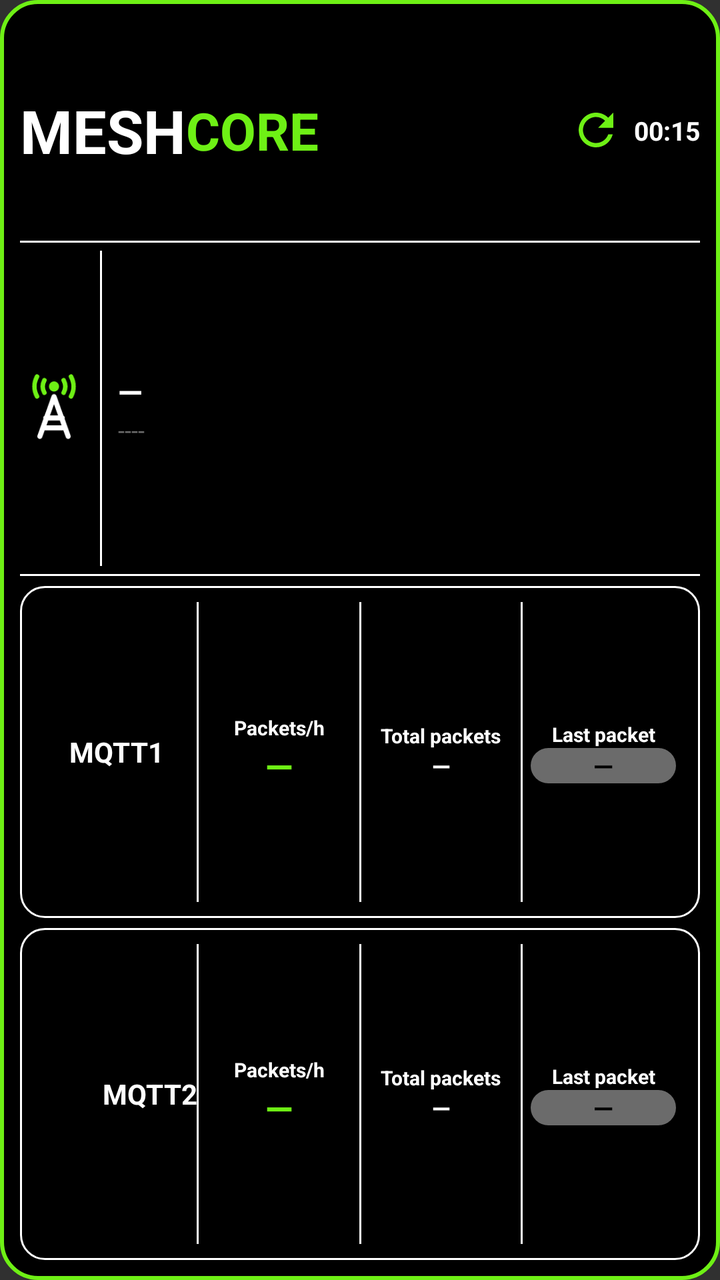
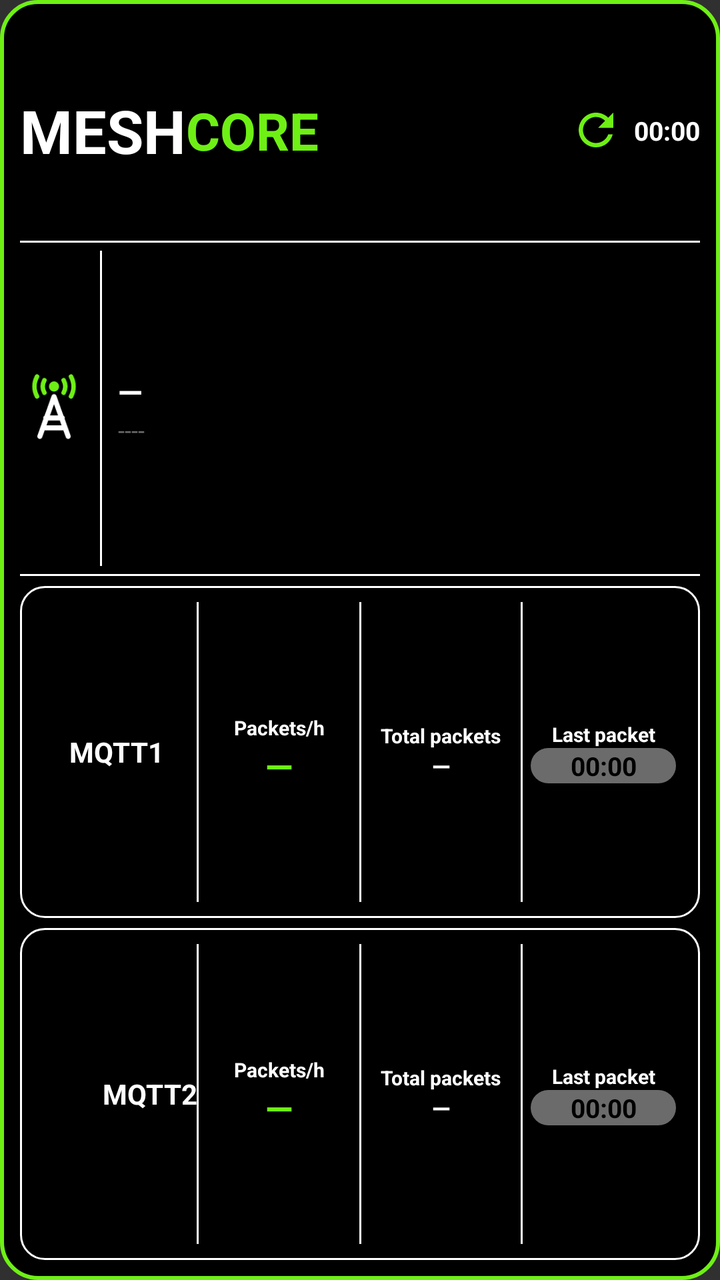

Before-and-after screenshots of an Android layout around one commit, followed by the original layout XML and the change that was made.
<!-- AndroidManifest.xml: application theme android:Theme.Material.NoActionBar -->
<!-- res/layout/widget_observer.xml -->
<?xml version="1.0" encoding="utf-8"?>
<LinearLayout xmlns:android="http://schemas.android.com/apk/res/android"
    android:id="@+id/widget_root"
    android:layout_width="match_parent"
    android:layout_height="match_parent"
    android:orientation="vertical"
    android:padding="10dp"
    android:background="@drawable/widget_bg">

    
    <LinearLayout
        android:layout_width="match_parent"
        android:layout_height="0dp"
        android:layout_weight="2"
        android:orientation="horizontal"
        android:gravity="center_vertical">
        <TextView android:layout_width="wrap_content" android:layout_height="wrap_content"
            android:text="MESH" android:textColor="#FFFFFF" android:textStyle="bold" android:textSize="30sp" android:maxLines="1"/>
        <TextView android:layout_width="wrap_content" android:layout_height="wrap_content"
            android:text="CORE" android:textColor="#6EF015" android:textStyle="bold" android:textSize="26sp" android:maxLines="1"/>
        <FrameLayout android:layout_width="0dp" android:layout_height="1dp" android:layout_weight="1"/>
        <ImageView android:id="@+id/refresh_icon" android:layout_width="26dp" android:layout_height="26dp"
            android:src="@drawable/ic_refresh" android:contentDescription="@null"/>
        <ProgressBar android:id="@+id/refresh_spinner" style="?android:attr/progressBarStyleSmall"
            android:layout_width="26dp" android:layout_height="26dp" android:indeterminate="true"
            android:indeterminateTint="#FFFF9500" android:visibility="gone"/>
        <TextView android:id="@+id/interval_text" android:layout_width="wrap_content" android:layout_height="wrap_content"
            android:layout_marginStart="6dp" android:text="00:15" android:textColor="#FFFFFF" android:textStyle="bold" android:textSize="13sp" android:maxLines="1"/>
    </LinearLayout>

    <FrameLayout android:layout_width="match_parent" android:layout_height="1dp" android:background="#FFFFFF"/>

    
    <LinearLayout
        android:layout_width="match_parent"
        android:layout_height="0dp"
        android:layout_weight="3"
        android:orientation="horizontal"
        android:gravity="center_vertical"
        android:paddingTop="4dp" android:paddingBottom="4dp">
        <ImageView android:layout_width="34dp" android:layout_height="34dp"
            android:src="@drawable/ic_tower" android:contentDescription="@null"/>
        <FrameLayout android:layout_width="1dp" android:layout_height="match_parent" android:layout_marginStart="6dp" android:layout_marginEnd="8dp" android:background="#FFFFFF"/>
        <LinearLayout android:layout_width="0dp" android:layout_height="wrap_content" android:layout_weight="1" android:orientation="vertical" android:gravity="center_vertical">
            <TextView android:id="@+id/obs_name" android:layout_width="match_parent" android:layout_height="wrap_content"
                android:text="—" android:textColor="#FFFFFF" android:textStyle="bold" android:textSize="16sp" android:maxLines="1" android:ellipsize="end"/>
            <TextView android:id="@+id/obs_hash" android:layout_width="match_parent" android:layout_height="wrap_content"
                android:text="----" android:textColor="#6B6B6B" android:textSize="12sp" android:maxLines="1" android:ellipsize="end"/>
        </LinearLayout>
    </LinearLayout>

    <FrameLayout android:layout_width="match_parent" android:layout_height="1dp" android:background="#FFFFFF" android:layout_marginBottom="5dp"/>

    
    <LinearLayout
        android:layout_width="match_parent" android:layout_height="0dp" android:layout_weight="3"
        android:orientation="horizontal" android:gravity="center_vertical"
        android:background="@drawable/card_outline" android:padding="8dp">
        <LinearLayout android:layout_width="0dp" android:layout_height="wrap_content" android:layout_weight="3" android:orientation="vertical">
            <TextView android:layout_width="match_parent" android:layout_height="wrap_content" android:id="@+id/m1_title" android:text="MQTT1" android:textColor="#FFFFFF" android:textStyle="bold" android:gravity="center" android:textSize="14sp" android:maxLines="1" android:autoSizeTextType="uniform" android:autoSizeMinTextSize="10sp" android:autoSizeMaxTextSize="14sp" android:autoSizeStepGranularity="1sp"/>
        </LinearLayout>
        <FrameLayout android:layout_width="1dp" android:layout_height="match_parent" android:background="#FFFFFF"/>
        <LinearLayout android:layout_width="0dp" android:layout_height="wrap_content" android:layout_weight="3" android:orientation="vertical" android:gravity="center_horizontal">
            <TextView android:layout_width="match_parent" android:layout_height="wrap_content" android:text="Packets/h" android:textColor="#FFFFFF" android:textStyle="bold" android:gravity="center" android:textSize="10sp" android:maxLines="1" android:autoSizeTextType="uniform" android:autoSizeMinTextSize="6sp" android:autoSizeMaxTextSize="10sp" android:autoSizeStepGranularity="1sp"/>
            <TextView android:id="@+id/m1_hour" android:layout_width="match_parent" android:layout_height="wrap_content" android:text="—" android:textColor="#6EF015" android:textStyle="bold" android:gravity="center" android:textSize="18sp" android:maxLines="1" android:autoSizeTextType="uniform" android:autoSizeMinTextSize="14sp" android:autoSizeMaxTextSize="24sp" android:autoSizeStepGranularity="1sp"/>
        </LinearLayout>
        <LinearLayout android:id="@+id/m1_total_col" android:layout_width="0dp" android:layout_height="match_parent" android:layout_weight="3" android:orientation="horizontal" android:gravity="center_vertical">
        <FrameLayout android:layout_width="1dp" android:layout_height="match_parent" android:background="#FFFFFF"/>
        <LinearLayout android:layout_width="0dp" android:layout_height="wrap_content" android:layout_weight="1" android:orientation="vertical" android:gravity="center_horizontal">
            <TextView android:layout_width="match_parent" android:layout_height="wrap_content" android:text="Total packets" android:textColor="#FFFFFF" android:textStyle="bold" android:gravity="center" android:textSize="10sp" android:maxLines="1" android:autoSizeTextType="uniform" android:autoSizeMinTextSize="6sp" android:autoSizeMaxTextSize="10sp" android:autoSizeStepGranularity="1sp"/>
            <TextView android:id="@+id/m1_total" android:layout_width="match_parent" android:layout_height="wrap_content" android:text="—" android:textColor="#FFFFFF" android:textStyle="bold" android:gravity="center" android:textSize="12sp" android:maxLines="1" android:autoSizeTextType="uniform" android:autoSizeMinTextSize="10sp" android:autoSizeMaxTextSize="15sp" android:autoSizeStepGranularity="1sp"/>
        </LinearLayout>
        </LinearLayout>
        <FrameLayout android:layout_width="1dp" android:layout_height="match_parent" android:background="#FFFFFF"/>
        <LinearLayout android:layout_width="0dp" android:layout_height="wrap_content" android:layout_weight="3" android:orientation="vertical" android:gravity="center_horizontal">
            <TextView android:layout_width="match_parent" android:layout_height="wrap_content" android:text="Last packet" android:textColor="#FFFFFF" android:textStyle="bold" android:gravity="center" android:textSize="10sp" android:maxLines="1" android:autoSizeTextType="uniform" android:autoSizeMinTextSize="6sp" android:autoSizeMaxTextSize="10sp" android:autoSizeStepGranularity="1sp"/>
            <TextView android:id="@+id/m1_last" android:layout_width="match_parent" android:layout_height="wrap_content" android:gravity="center" android:layout_marginStart="4dp" android:layout_marginEnd="4dp" android:background="@drawable/pill_gray" android:text="—" android:textColor="#000000" android:textStyle="bold" android:textSize="13sp" android:maxLines="1" android:autoSizeTextType="uniform" android:autoSizeMinTextSize="9sp" android:autoSizeMaxTextSize="13sp" android:autoSizeStepGranularity="1sp"/>
        </LinearLayout>
    </LinearLayout>

    <FrameLayout android:layout_width="match_parent" android:layout_height="5dp"/>

    
    <LinearLayout
        android:layout_width="match_parent" android:layout_height="0dp" android:layout_weight="3"
        android:orientation="horizontal" android:gravity="center_vertical"
        android:background="@drawable/card_outline" android:padding="8dp">
        <LinearLayout android:layout_width="0dp" android:layout_height="wrap_content" android:layout_weight="3" android:orientation="vertical">
            <TextView android:layout_width="match_parent" android:layout_height="wrap_content" android:id="@+id/m2_title" android:text="MQTT2" android:textColor="#FFFFFF" android:textStyle="bold" android:gravity="end" android:textSize="14sp" android:maxLines="1" android:autoSizeTextType="uniform" android:autoSizeMinTextSize="10sp" android:autoSizeMaxTextSize="14sp" android:autoSizeStepGranularity="1sp"/>
        </LinearLayout>
        <FrameLayout android:layout_width="1dp" android:layout_height="match_parent" android:background="#FFFFFF"/>
        <LinearLayout android:layout_width="0dp" android:layout_height="wrap_content" android:layout_weight="3" android:orientation="vertical" android:gravity="center_horizontal">
            <TextView android:layout_width="match_parent" android:layout_height="wrap_content" android:text="Packets/h" android:textColor="#FFFFFF" android:textStyle="bold" android:gravity="center" android:textSize="10sp" android:maxLines="1" android:autoSizeTextType="uniform" android:autoSizeMinTextSize="6sp" android:autoSizeMaxTextSize="10sp" android:autoSizeStepGranularity="1sp"/>
            <TextView android:id="@+id/m2_hour" android:layout_width="match_parent" android:layout_height="wrap_content" android:text="—" android:textColor="#6EF015" android:textStyle="bold" android:gravity="center" android:textSize="18sp" android:maxLines="1" android:autoSizeTextType="uniform" android:autoSizeMinTextSize="14sp" android:autoSizeMaxTextSize="24sp" android:autoSizeStepGranularity="1sp"/>
        </LinearLayout>
        <LinearLayout android:id="@+id/m2_total_col" android:layout_width="0dp" android:layout_height="match_parent" android:layout_weight="3" android:orientation="horizontal" android:gravity="center_vertical">
        <FrameLayout android:layout_width="1dp" android:layout_height="match_parent" android:background="#FFFFFF"/>
        <LinearLayout android:layout_width="0dp" android:layout_height="wrap_content" android:layout_weight="1" android:orientation="vertical" android:gravity="center_horizontal">
            <TextView android:layout_width="match_parent" android:layout_height="wrap_content" android:text="Total packets" android:textColor="#FFFFFF" android:textStyle="bold" android:gravity="center" android:textSize="10sp" android:maxLines="1" android:autoSizeTextType="uniform" android:autoSizeMinTextSize="6sp" android:autoSizeMaxTextSize="10sp" android:autoSizeStepGranularity="1sp"/>
            <TextView android:id="@+id/m2_total" android:layout_width="match_parent" android:layout_height="wrap_content" android:text="—" android:textColor="#FFFFFF" android:textStyle="bold" android:gravity="center" android:textSize="12sp" android:maxLines="1" android:autoSizeTextType="uniform" android:autoSizeMinTextSize="10sp" android:autoSizeMaxTextSize="15sp" android:autoSizeStepGranularity="1sp"/>
        </LinearLayout>
        </LinearLayout>
        <FrameLayout android:layout_width="1dp" android:layout_height="match_parent" android:background="#FFFFFF"/>
        <LinearLayout android:layout_width="0dp" android:layout_height="wrap_content" android:layout_weight="3" android:orientation="vertical" android:gravity="center_horizontal">
            <TextView android:layout_width="match_parent" android:layout_height="wrap_content" android:text="Last packet" android:textColor="#FFFFFF" android:textStyle="bold" android:gravity="center" android:textSize="10sp" android:maxLines="1" android:autoSizeTextType="uniform" android:autoSizeMinTextSize="6sp" android:autoSizeMaxTextSize="10sp" android:autoSizeStepGranularity="1sp"/>
            <TextView android:id="@+id/m2_last" android:layout_width="match_parent" android:layout_height="wrap_content" android:layout_marginStart="4dp" android:layout_marginEnd="4dp" android:gravity="center" android:background="@drawable/pill_gray" android:text="—" android:textColor="#000000" android:textStyle="bold" android:textSize="13sp" android:maxLines="1" android:autoSizeTextType="uniform" android:autoSizeMinTextSize="9sp" android:autoSizeMaxTextSize="13sp" android:autoSizeStepGranularity="1sp"/>
        </LinearLayout>
    </LinearLayout>
</LinearLayout>
<!-- resources referenced by this layout -->
<resources>
  <!-- drawable card_outline (drawable) -->
  <?xml version="1.0" encoding="utf-8"?>
  <shape xmlns:android="http://schemas.android.com/apk/res/android" android:shape="rectangle">
      <solid android:color="#000000"/>
      <stroke android:width="1dp" android:color="#FFFFFF"/>
      <corners android:radius="12dp"/>
  </shape>
  <!-- drawable ic_refresh (drawable) -->
  <?xml version="1.0" encoding="utf-8"?>
  <vector xmlns:android="http://schemas.android.com/apk/res/android" android:width="24dp" android:height="24dp" android:viewportWidth="24" android:viewportHeight="24">
      <path android:fillColor="#6EF015" android:pathData="M17.65,6.35C16.2,4.9 14.21,4 12,4c-4.42,0 -7.99,3.58 -7.99,8s3.57,8 7.99,8c3.73,0 6.84,-2.55 7.73,-6h-2.08c-0.82,2.33 -3.04,4 -5.65,4 -3.31,0 -6,-2.69 -6,-6s2.69,-6 6,-6c1.66,0 3.14,0.69 4.22,1.78L13,11h7V4l-2.35,2.35z"/>
  </vector>
  <!-- drawable ic_tower (drawable) -->
  <?xml version="1.0" encoding="utf-8"?>
  <vector xmlns:android="http://schemas.android.com/apk/res/android" android:width="48dp" android:height="48dp" android:viewportWidth="24" android:viewportHeight="24">
      <path android:fillColor="#6EF015" android:pathData="M12,4.4m-1.8,0a1.8,1.8 0,1 1,3.6 0a1.8,1.8 0,1 1,-3.6 0"/>
      <path android:strokeColor="#6EF015" android:strokeWidth="1.6" android:strokeLineCap="round" android:pathData="M8.6,2.2A4.6,4.6 0,0 0,8.6,6.6M15.4,2.2A4.6,4.6 0,0 1,15.4,6.6M6,0.9A7.4,7.4 0,0 0,6,7.9M18,0.9A7.4,7.4 0,0 1,18,7.9"/>
      <path android:strokeColor="#FFFFFF" android:strokeWidth="1.8" android:strokeLineCap="round" android:strokeLineJoin="round" android:pathData="M12,8L7,22M12,8L17,22M9.1,15.5L14.9,15.5M8.2,19L15.8,19"/>
  </vector>
  <!-- drawable pill_gray (drawable) -->
  <?xml version="1.0" encoding="utf-8"?>
  <shape xmlns:android="http://schemas.android.com/apk/res/android" android:shape="rectangle">
      <solid android:color="#6B6B6B"/>
      <corners android:radius="11dp"/>
  </shape>
  <!-- drawable widget_bg (drawable) -->
  <?xml version="1.0" encoding="utf-8"?>
  <shape xmlns:android="http://schemas.android.com/apk/res/android" android:shape="rectangle">
      <solid android:color="#000000"/>
      <stroke android:width="2dp" android:color="#6EF015"/>
      <corners android:radius="18dp"/>
  </shape>
</resources>

<!-- the commit's change to res/layout/widget_observer.xml (unified diff, before → after) -->
@@ -24,7 +24,7 @@
         <ProgressBar android:id="@+id/refresh_spinner" style="?android:attr/progressBarStyleSmall"
             android:layout_width="26dp" android:layout_height="26dp" android:indeterminate="true"
             android:indeterminateTint="#FFFF9500" android:visibility="gone"/>
-        <TextView android:id="@+id/interval_text" android:layout_width="wrap_content" android:layout_height="wrap_content"
+        <Chronometer android:id="@+id/interval_text" android:layout_width="wrap_content" android:layout_height="wrap_content"
             android:layout_marginStart="6dp" android:text="00:15" android:textColor="#FFFFFF" android:textStyle="bold" android:textSize="13sp" android:maxLines="1"/>
     </LinearLayout>
 
@@ -74,7 +74,7 @@
         <FrameLayout android:layout_width="1dp" android:layout_height="match_parent" android:background="#FFFFFF"/>
         <LinearLayout android:layout_width="0dp" android:layout_height="wrap_content" android:layout_weight="3" android:orientation="vertical" android:gravity="center_horizontal">
             <TextView android:layout_width="match_parent" android:layout_height="wrap_content" android:text="Last packet" android:textColor="#FFFFFF" android:textStyle="bold" android:gravity="center" android:textSize="10sp" android:maxLines="1" android:autoSizeTextType="uniform" android:autoSizeMinTextSize="6sp" android:autoSizeMaxTextSize="10sp" android:autoSizeStepGranularity="1sp"/>
-            <TextView android:id="@+id/m1_last" android:layout_width="match_parent" android:layout_height="wrap_content" android:gravity="center" android:layout_marginStart="4dp" android:layout_marginEnd="4dp" android:background="@drawable/pill_gray" android:text="—" android:textColor="#000000" android:textStyle="bold" android:textSize="13sp" android:maxLines="1" android:autoSizeTextType="uniform" android:autoSizeMinTextSize="9sp" android:autoSizeMaxTextSize="13sp" android:autoSizeStepGranularity="1sp"/>
+            <Chronometer android:id="@+id/m1_last" android:layout_width="match_parent" android:layout_height="wrap_content" android:gravity="center" android:layout_marginStart="4dp" android:layout_marginEnd="4dp" android:background="@drawable/pill_gray" android:text="—" android:textColor="#000000" android:textStyle="bold" android:textSize="13sp" android:maxLines="1" android:autoSizeTextType="uniform" android:autoSizeMinTextSize="9sp" android:autoSizeMaxTextSize="13sp" android:autoSizeStepGranularity="1sp"/>
         </LinearLayout>
     </LinearLayout>
 
@@ -103,7 +103,7 @@
         <FrameLayout android:layout_width="1dp" android:layout_height="match_parent" android:background="#FFFFFF"/>
         <LinearLayout android:layout_width="0dp" android:layout_height="wrap_content" android:layout_weight="3" android:orientation="vertical" android:gravity="center_horizontal">
             <TextView android:layout_width="match_parent" android:layout_height="wrap_content" android:text="Last packet" android:textColor="#FFFFFF" android:textStyle="bold" android:gravity="center" android:textSize="10sp" android:maxLines="1" android:autoSizeTextType="uniform" android:autoSizeMinTextSize="6sp" android:autoSizeMaxTextSize="10sp" android:autoSizeStepGranularity="1sp"/>
-            <TextView android:id="@+id/m2_last" android:layout_width="match_parent" android:layout_height="wrap_content" android:layout_marginStart="4dp" android:layout_marginEnd="4dp" android:gravity="center" android:background="@drawable/pill_gray" android:text="—" android:textColor="#000000" android:textStyle="bold" android:textSize="13sp" android:maxLines="1" android:autoSizeTextType="uniform" android:autoSizeMinTextSize="9sp" android:autoSizeMaxTextSize="13sp" android:autoSizeStepGranularity="1sp"/>
+            <Chronometer android:id="@+id/m2_last" android:layout_width="match_parent" android:layout_height="wrap_content" android:layout_marginStart="4dp" android:layout_marginEnd="4dp" android:gravity="center" android:background="@drawable/pill_gray" android:text="—" android:textColor="#000000" android:textStyle="bold" android:textSize="13sp" android:maxLines="1" android:autoSizeTextType="uniform" android:autoSizeMinTextSize="9sp" android:autoSizeMaxTextSize="13sp" android:autoSizeStepGranularity="1sp"/>
         </LinearLayout>
     </LinearLayout>
 </LinearLayout>
